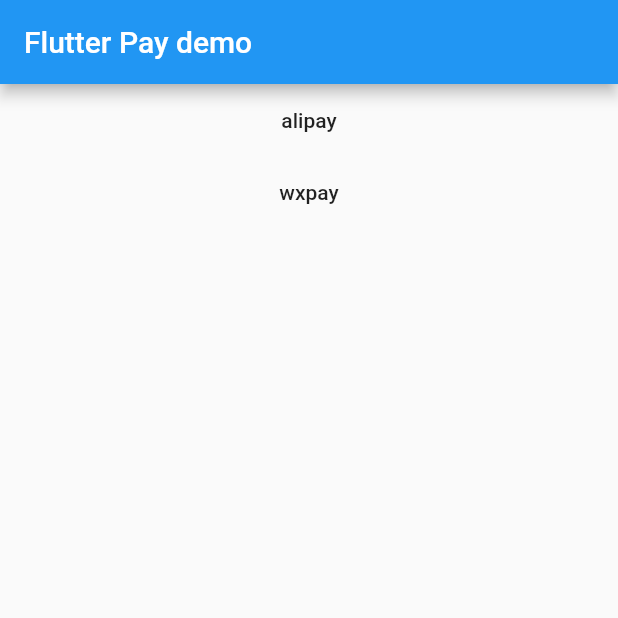
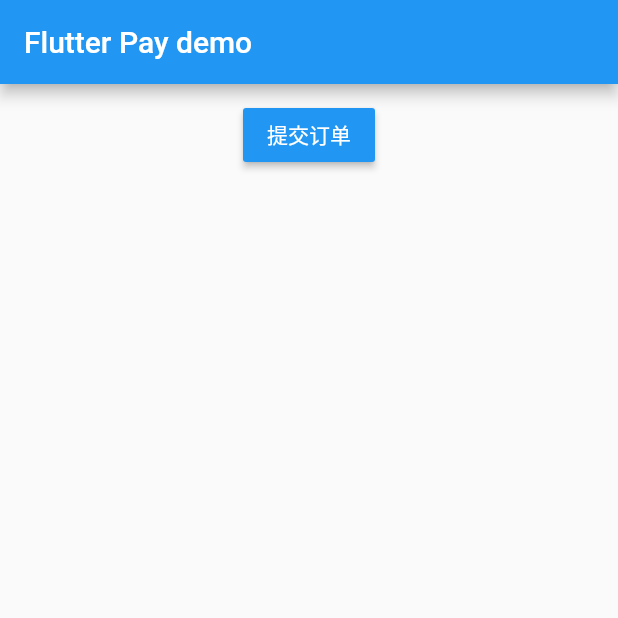
Before and after one commit to LazyFury/paybox, a Flutter app: the screen it shows after launch, on a phone screen of 412 x 824 dp, the top half of it. Run offline on Flutter 3.47's test engine with Material 2 defaults, Android fonts, the phone set to English and light mode, and no system bars; our stand-ins replace event_bus.

Commit message:
fix:example

```diff
--- a/example/lib/main.dart
+++ b/example/lib/main.dart
@@ -2,6 +2,7 @@ import 'dart:async';
 
 import 'package:flutter/material.dart';
 import 'package:paybox/paybox.dart';
+import './payDialog.dart';
 
 void main() {
   runApp(MyApp());
@@ -64,7 +65,8 @@ class _MyHomePageState extends State<MyHomePage> {
       print("wx:" + event.result + event.status);
     });
 
-    Paybox.wxpayInit("123123132", universalLink: "");
+    Paybox.wxpayInit("123123132",
+        universalLink: "https://example.com/appStoreLink");
   }
 
   @override
@@ -88,28 +90,31 @@ class _MyHomePageState extends State<MyHomePage> {
         // the App.build method, and use it to set our appbar title.
         title: Text(widget.title),
       ),
-      body: Center(
+      body: SingleChildScrollView(
+        child: Container(
+          margin: EdgeInsets.all(10),
           child: Column(
             children: [
+              Row(
+                mainAxisAlignment: MainAxisAlignment.center,
+                children: [
                   MaterialButton(
+                    color: Theme.of(context).primaryColor,
                     onPressed: () {
-                Paybox.aliPay("config", urlScheme: "alipaydemo");
+                      ShowDialog(context);
                     },
-              child: Text("alipay"),
+                    child: Text(
+                      "提交订单",
+                      style: Theme.of(context)
+                          .textTheme
+                          .bodyText1!
+                          .copyWith(color: Colors.white),
                     ),
-            MaterialButton(
-              onPressed: () {
-                Paybox.wxPay(WxPayConfig(
-                    appId: "appId",
-                    partnerId: "partnerId",
-                    prepayId: "prepayId",
-                    nonceStr: "nonceStr",
-                    timeStamp: "123131",
-                    sign: "sign"));
-              },
-              child: Text("wxpay"),
                   ),
                 ],
+              ),
+            ],
+          ),
         ),
       ),
       // floatingActionButton: FloatingActionButton(
--- a/pubspec.yaml
+++ b/pubspec.yaml
@@ -1,7 +1,7 @@
 name: paybox
-description: A new Flutter plugin.
+description: alipay & wechat pay flutter plugin,微信支付，支付宝支付flutter插件\ 由于仍然需要在本机原生工程中做一些工作，所以推荐去github download项目自行修改或者作为集成参考使用
 version: 0.0.6
-homepage: https://abadboy.cn
+homepage: https://blog.abadboy.cn
 
 environment:
   sdk: ">=2.12.0 <3.0.0"
```
Also changed, not shown: example/lib/payDialog.dart (added, +145 -0 lines). Lines whose indentation alone changed are shown as unchanged.
